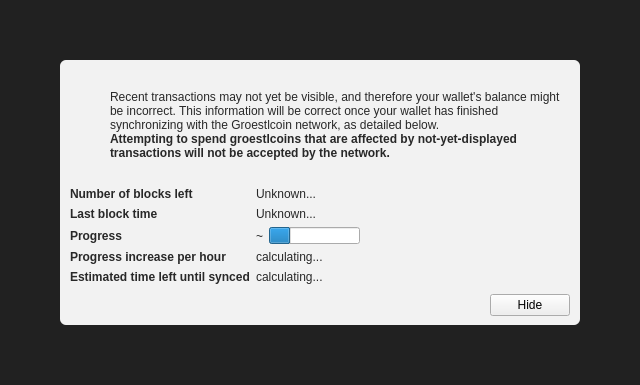
This is src/qt/forms/modaloverlay.ui in talentdeveloper/groestlcoin as Qt 5 draws it before an edit. The edited form follows.
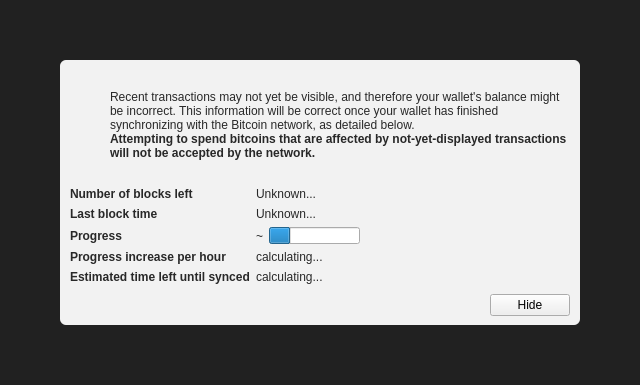
This is the edited form. Icons and pictures are not drawn. Custom widgets are drawn as their Qt base class.

Commit message: Dynamicall substitute 'Bitcoin'->'Groestlcoin' in translate()

```diff
--- a/src/qt/forms/modaloverlay.ui
+++ b/src/qt/forms/modaloverlay.ui
@@ -130,7 +130,7 @@
              <item>
               <widget class="QLabel" name="infoText">
                <property name="text">
-                <string>Recent transactions may not yet be visible, and therefore your wallet's balance might be incorrect. This information will be correct once your wallet has finished synchronizing with the Groestlcoin network, as detailed below.</string>
+                <string>Recent transactions may not yet be visible, and therefore your wallet's balance might be incorrect. This information will be correct once your wallet has finished synchronizing with the Bitcoin network, as detailed below.</string>
                </property>
                <property name="textFormat">
                 <enum>Qt::RichText</enum>
@@ -149,7 +149,7 @@
                 </font>
                </property>
                <property name="text">
-                <string>Attempting to spend groestlcoins that are affected by not-yet-displayed transactions will not be accepted by the network.</string>
+                <string>Attempting to spend bitcoins that are affected by not-yet-displayed transactions will not be accepted by the network.</string>
                </property>
                <property name="textFormat">
                 <enum>Qt::RichText</enum>
```
The commit also changes 14 other files.
